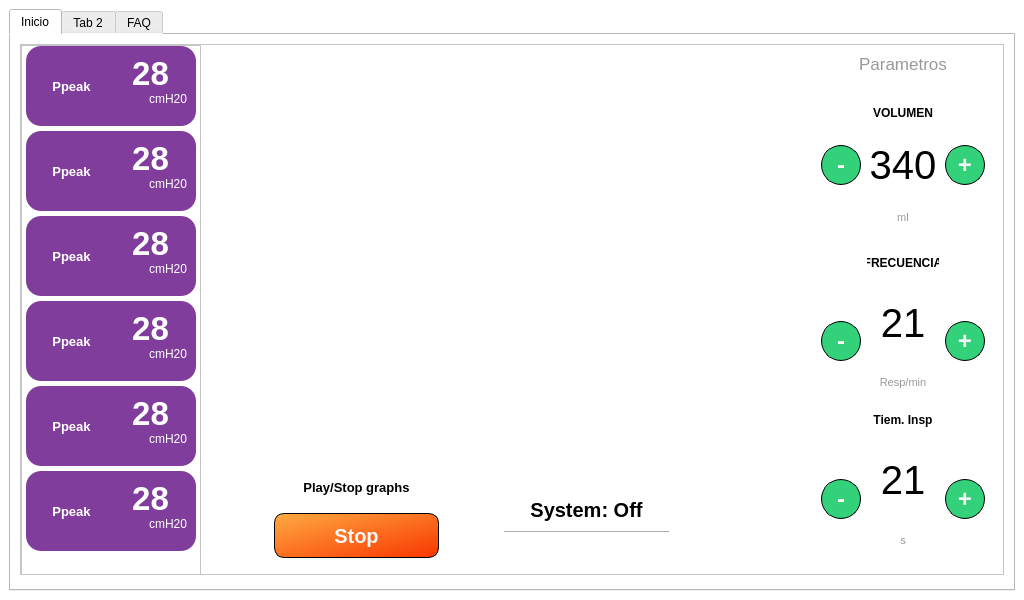
Qt form _main_.ui (JulianDuque97/EPI) before a commit.
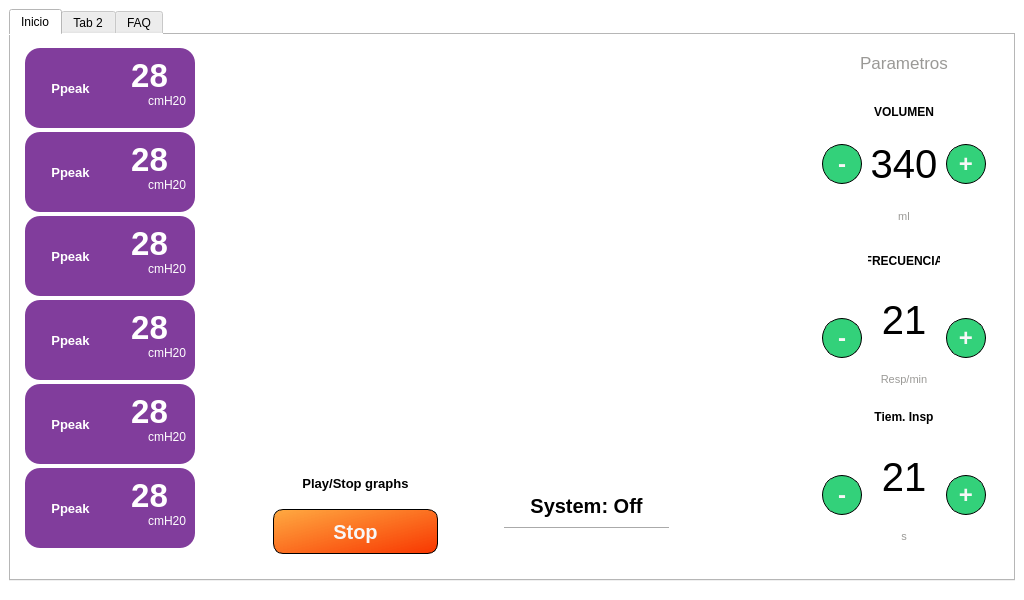
The same form after that commit. Icons and pictures are not drawn. Custom widgets are drawn as their Qt base class.

Commit message: taking away frames

Patch:
```diff
--- a/_main_.ui
+++ b/_main_.ui
@@ -28,7 +28,7 @@
   </property>
   <widget class="QWidget" name="centralwidget">
    <layout class="QGridLayout" name="gridLayout">
-    <item row="0" column="0">
+    <item row="0" column="1">
      <widget class="QTabWidget" name="tabWidget">
       <property name="currentIndex">
        <number>0</number>
@@ -41,7 +41,7 @@
         <item row="0" column="0">
          <widget class="QFrame" name="frame">
           <property name="frameShape">
-           <enum>QFrame::StyledPanel</enum>
+           <enum>QFrame::NoFrame</enum>
           </property>
           <property name="frameShadow">
            <enum>QFrame::Raised</enum>
@@ -77,10 +77,10 @@
               </size>
              </property>
              <property name="frameShape">
-              <enum>QFrame::StyledPanel</enum>
+              <enum>QFrame::NoFrame</enum>
              </property>
              <property name="frameShadow">
-              <enum>QFrame::Raised</enum>
+              <enum>QFrame::Plain</enum>
              </property>
              <layout class="QGridLayout" name="gridLayout_2">
               <property name="leftMargin">
@@ -95,12 +95,9 @@
               <property name="bottomMargin">
                <number>18</number>
               </property>
-              <property name="horizontalSpacing">
+              <property name="spacing">
                <number>0</number>
               </property>
-              <property name="verticalSpacing">
-               <number>5</number>
-              </property>
               <item row="5" column="0">
                <widget class="QFrame" name="frame_28">
                 <property name="maximumSize">
@@ -116,7 +113,7 @@
 </string>
                 </property>
                 <property name="frameShape">
-                 <enum>QFrame::Box</enum>
+                 <enum>QFrame::NoFrame</enum>
                 </property>
                 <property name="frameShadow">
                  <enum>QFrame::Raised</enum>
@@ -208,7 +205,7 @@
 </string>
                 </property>
                 <property name="frameShape">
-                 <enum>QFrame::Box</enum>
+                 <enum>QFrame::NoFrame</enum>
                 </property>
                 <property name="frameShadow">
                  <enum>QFrame::Raised</enum>
@@ -300,7 +297,7 @@
 </string>
                 </property>
                 <property name="frameShape">
-                 <enum>QFrame::Box</enum>
+                 <enum>QFrame::NoFrame</enum>
                 </property>
                 <property name="frameShadow">
                  <enum>QFrame::Raised</enum>
@@ -392,7 +389,7 @@
 </string>
                 </property>
                 <property name="frameShape">
-                 <enum>QFrame::Box</enum>
+                 <enum>QFrame::NoFrame</enum>
                 </property>
                 <property name="frameShadow">
                  <enum>QFrame::Raised</enum>
@@ -484,7 +481,7 @@
 </string>
                 </property>
                 <property name="frameShape">
-                 <enum>QFrame::Box</enum>
+                 <enum>QFrame::NoFrame</enum>
                 </property>
                 <property name="frameShadow">
                  <enum>QFrame::Raised</enum>
@@ -576,7 +573,7 @@
 </string>
                 </property>
                 <property name="frameShape">
-                 <enum>QFrame::Box</enum>
+                 <enum>QFrame::NoFrame</enum>
                 </property>
                 <property name="frameShadow">
                  <enum>QFrame::Raised</enum>
@@ -757,7 +754,7 @@
                     <enum>QFrame::NoFrame</enum>
                    </property>
                    <property name="frameShadow">
-                    <enum>QFrame::Raised</enum>
+                    <enum>QFrame::Plain</enum>
                    </property>
                    <layout class="QGridLayout" name="gridLayout_29">
                     <property name="leftMargin">
@@ -1621,22 +1618,6 @@
           </layout>
          </widget>
         </item>
-        <item row="1" column="0">
-         <spacer name="verticalSpacer">
-          <property name="orientation">
-           <enum>Qt::Vertical</enum>
-          </property>
-          <property name="sizeType">
-           <enum>QSizePolicy::Fixed</enum>
-          </property>
-          <property name="sizeHint" stdset="0">
-           <size>
-            <width>20</width>
-            <height>5</height>
-           </size>
-          </property>
-         </spacer>
-        </item>
        </layout>
       </widget>
       <widget class="QWidget" name="tab_4">
@@ -1651,6 +1632,22 @@
       </widget>
      </widget>
     </item>
+    <item row="1" column="1">
+     <spacer name="verticalSpacer">
+      <property name="orientation">
+       <enum>Qt::Vertical</enum>
+      </property>
+      <property name="sizeType">
+       <enum>QSizePolicy::Fixed</enum>
+      </property>
+      <property name="sizeHint" stdset="0">
+       <size>
+        <width>20</width>
+        <height>10</height>
+       </size>
+      </property>
+     </spacer>
+    </item>
    </layout>
   </widget>
  </widget>
```
